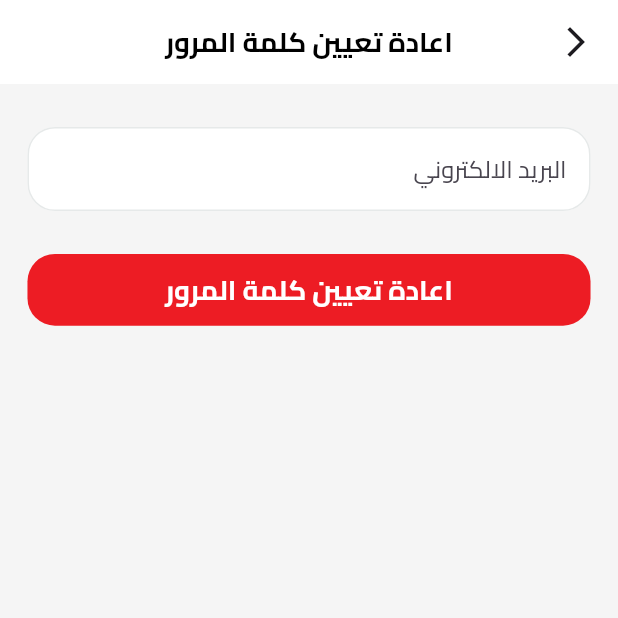
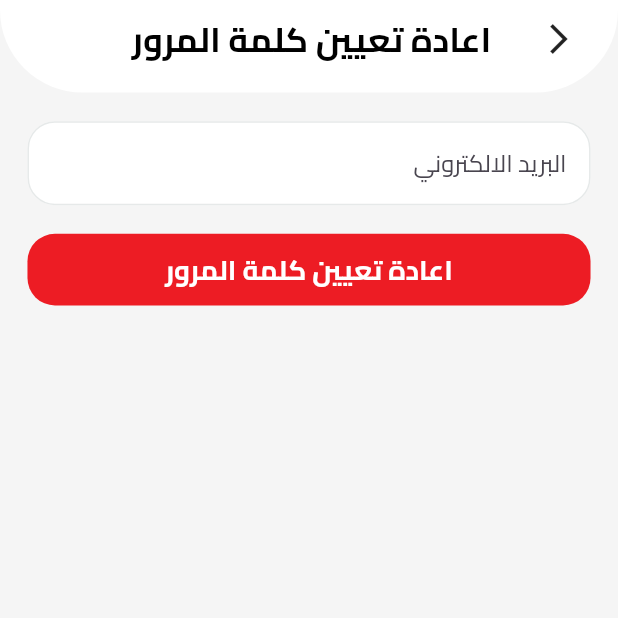
Before and after one commit to ibrahimsiam25/west_elbalad, a Flutter app: the ForgetPasswordView screen opened by its route, on a phone screen of 412 x 824 dp, the top half of it. Run offline on Flutter 3.47's test engine with Material 3 defaults, Android fonts, the phone set to English and light mode, and no system bars; our stand-ins replace bloc, cached_network_image, cloud_firestore, dartz, firebase_auth, firebase_core and 12 more; missing offline and left inert: flutter_facebook_auth, svg_flutter; accounts and stored records are empty.

Commit message:
Update the custom app bar.

```diff
--- a/lib/core/utils/app_router.dart
+++ b/lib/core/utils/app_router.dart
@@ -11,7 +11,6 @@ import '../../features/onboarding/presentation/views/onboarding_view.dart';
 import '../../features/admin/presentation/views/users_informatins_view.dart';
 import 'package:west_elbalad/features/profile/presentation/views/profile_view.dart';
 import 'package:west_elbalad/features/auth/presentation/views/widgets/sign_up_successfully.dart';
-
 
 abstract class AppRouter {
   static const kOnBoardingView = '/onBoardingView';
@@ -29,7 +28,7 @@ abstract class AppRouter {
   static final router = GoRouter(
     routes: [
       GoRoute(
-        path: "/",
+        path: "/s",
         builder: (context, state) => const SplashView(),
       ),
       GoRoute(
@@ -49,7 +48,7 @@ abstract class AppRouter {
         builder: (context, state) => const ProfileView(),
       ),
       GoRoute(
-        path: kSigninView,
+        path: '/',
         builder: (context, state) => const SigninView(),
       ),
       GoRoute(
--- a/lib/core/widgets/custom_app_bar.dart
+++ b/lib/core/widgets/custom_app_bar.dart
@@ -1,11 +1,39 @@
 import 'package:flutter/material.dart';
+import 'package:flutter_screenutil/flutter_screenutil.dart';
 import 'package:go_router/go_router.dart';
+import 'package:west_elbalad/core/constants/app_colors.dart';
+import 'package:west_elbalad/core/constants/app_consts.dart';
 import 'package:west_elbalad/core/utils/app_styles.dart';
 
-AppBar buildAppBar(BuildContext context, {required String title, VoidCallback? onRefresh}) {
-  return AppBar(
-    backgroundColor: Colors.white,
-    leading: GestureDetector(
+class CustomAppBar extends StatelessWidget {
+  final String title;
+  final IconData? icon;
+  final VoidCallback? onTap;
+  const CustomAppBar({
+    super.key,
+    required this.title,
+    this.icon,
+    this.onTap,
+  });
+
+  @override
+  Widget build(BuildContext context) {
+    return Container(
+      decoration: BoxDecoration(
+        color: AppColors.white,
+        borderRadius: BorderRadius.only(
+          bottomLeft: Radius.circular(kRadius48),
+          bottomRight: Radius.circular(kRadius48),
+        ),
+      ),
+      child: Column(
+        children: [
+          SafeArea(child: SizedBox()),
+          SizedBox(height: 8.0.h),
+          Row(
+            children: [
+              SizedBox(width: 24.0.w),
+              InkWell(
                 onTap: () {
                   GoRouter.of(context).pop();
                 },
@@ -13,19 +41,26 @@ AppBar buildAppBar(BuildContext context, {required String title, VoidCallback? o
                   Icons.arrow_back_ios_new,
                 ),
               ),
-    centerTitle: true,
-    title: Text(
+              Spacer(),
+              Text(
                 title,
-      textAlign: TextAlign.center,
-      style: AppStyles.semiBold16,
+                style: AppStyles.title,
               ),
-    actions: onRefresh != null
-        ? [
-            IconButton(
-              icon: const Icon(Icons.refresh),
-              onPressed: onRefresh,
+              Spacer(),
+              icon != null
+                  ? InkWell(
+                      onTap: onTap,
+                      child: Icon(
+                        icon,
                       ),
-          ]
-        : [],
+                    )
+                  : SizedBox(width: 24.0.w),
+              SizedBox(width: 24.0.w),
+            ],
+          ),
+          SizedBox(height: 16.0.h),
+        ],
+      ),
     );
   }
+}
--- a/lib/features/admin/presentation/views/users_informatins_view.dart
+++ b/lib/features/admin/presentation/views/users_informatins_view.dart
@@ -6,30 +6,26 @@ import 'package:west_elbalad/core/widgets/custom_app_bar.dart';
 import '../manager/user_informations/user_informations_cubit.dart';
 import 'package:west_elbalad/features/admin/presentation/views/widgets/users_informations/users_informations_View_body_bloc_consumer.dart';
 
-
 class UsersInformatinsView extends StatelessWidget {
   const UsersInformatinsView({super.key});
 
   @override
   Widget build(BuildContext context) {
     return BlocProvider(
-      create: (context) => UserInformationsCubit(getIt<AdminRepo>())..fetchUserInformations(),
-      child :view(),
+      create: (context) =>
+          UserInformationsCubit(getIt<AdminRepo>())..fetchUserInformations(),
+      child: view(),
     );
   }
 }
-
 
 class view extends StatelessWidget {
   const view({super.key});
 
   @override
   Widget build(BuildContext context) {
-    return  Scaffold(
-        appBar: buildAppBar(context, title: 'عرض المستخدمين', onRefresh: () {
-       BlocProvider.of<UserInformationsCubit>(context).fetchUserInformations(); // Refresh data
-        }),
-        body: const UsersInformationsViewBodyBlocConsumer(),
-      );
+    return Scaffold(
+      body: const UsersInformationsViewBodyBlocConsumer(),
+    );
   }
 }
--- a/lib/features/admin/presentation/views/widgets/users_informations/users_informations_view_body.dart
+++ b/lib/features/admin/presentation/views/widgets/users_informations/users_informations_view_body.dart
@@ -1,8 +1,11 @@
 import 'package:flutter/material.dart';
+import 'package:flutter_bloc/flutter_bloc.dart';
 import 'package:west_elbalad/core/utils/app_styles.dart';
 import 'package:west_elbalad/core/constants/app_colors.dart';
 import 'package:west_elbalad/core/constants/app_consts.dart';
+import 'package:west_elbalad/core/widgets/custom_app_bar.dart';
 import 'package:west_elbalad/features/admin/domain/entities/user_informations_entites.dart';
+import 'package:west_elbalad/features/admin/presentation/manager/user_informations/user_informations_cubit.dart';
 
 class UsersInformationsViewBody extends StatelessWidget {
   const UsersInformationsViewBody(
@@ -10,7 +13,18 @@ class UsersInformationsViewBody extends StatelessWidget {
   final List<UserInformationsEntity> usersInformationList;
   @override
   Widget build(BuildContext context) {
-    return ListView.builder(
+    return Column(
+      children: [
+        CustomAppBar(
+          title: 'عرض المستخدمين',
+          icon: Icons.refresh,
+          onTap: () {
+            BlocProvider.of<UserInformationsCubit>(context)
+                .fetchUserInformations();
+          },
+        ),
+        Expanded(
+          child: ListView.builder(
             padding: EdgeInsets.symmetric(horizontal: kHorizontalPadding),
             itemCount: usersInformationList.length,
             itemBuilder: (context, index) {
@@ -24,19 +38,23 @@ class UsersInformationsViewBody extends StatelessWidget {
                 ),
                 child: Column(
                   children: [
-
                     Text(
                       user.name,
-                style: AppStyles.subtitle.copyWith(color: AppColors.white),
+                      style:
+                          AppStyles.subtitle.copyWith(color: AppColors.white),
                     ),
                     Text(
                       user.email,
-                style: AppStyles.subtitle.copyWith(color: AppColors.white),
+                      style:
+                          AppStyles.subtitle.copyWith(color: AppColors.white),
                     ),
                   ],
                 ),
               );
             },
+          ),
+        ),
+      ],
     );
   }
 }
--- a/lib/features/auth/presentation/views/forget_password_view.dart
+++ b/lib/features/auth/presentation/views/forget_password_view.dart
@@ -1,8 +1,5 @@
 import 'package:flutter/material.dart';
-import '../../../../core/widgets/custom_app_bar.dart';
 import 'package:west_elbalad/features/auth/presentation/views/widgets/foreget_password_view_body.dart';
-
-
 
 class ForgetPasswordView extends StatelessWidget {
   const ForgetPasswordView({super.key});
@@ -10,7 +7,6 @@ class ForgetPasswordView extends StatelessWidget {
   @override
   Widget build(BuildContext context) {
     return Scaffold(
-      appBar: buildAppBar(context, title: 'اعادة تعيين كلمة المرور'),
       body: ForgetPasswordViewBody(),
     );
   }
--- a/lib/features/auth/presentation/views/widgets/foreget_password_view_body.dart
+++ b/lib/features/auth/presentation/views/widgets/foreget_password_view_body.dart
@@ -1,5 +1,6 @@
 import 'package:flutter/material.dart';
 import 'package:firebase_auth/firebase_auth.dart';
+import 'package:west_elbalad/core/widgets/custom_app_bar.dart';
 import '../../../../../core/constants/app_consts.dart';
 import '../../../../../core/widgets/custom_button.dart';
 import 'package:flutter_screenutil/flutter_screenutil.dart';
@@ -48,18 +49,22 @@ class _ForgetPasswordViewBodyState extends State<ForgetPasswordViewBody> {
   final GlobalKey<FormState> formKey = GlobalKey<FormState>();
   @override
   Widget build(BuildContext context) {
-    return SafeArea(
-      child: Padding(
-        padding: EdgeInsets.symmetric(
-          horizontal: kHorizontalPadding,
-        ),
-        child: SingleChildScrollView(
+    return SingleChildScrollView(
       child: Form(
         key: formKey,
         autovalidateMode: autovalidateMode,
         child: Column(
           children: [
-                SizedBox(height: 24.h),
+            CustomAppBar(
+              title: 'اعادة تعيين كلمة المرور',
+            ),
+            SizedBox(height: 16.h),
+            Padding(
+              padding: EdgeInsets.symmetric(
+                horizontal: kHorizontalPadding,
+              ),
+              child: Column(
+                children: [
                   CustomTextFormField(
                     onSaved: (value) {
                       email = value!;
@@ -67,7 +72,7 @@ class _ForgetPasswordViewBodyState extends State<ForgetPasswordViewBody> {
                     hintText: 'البريد الالكتروني',
                     textInputType: TextInputType.emailAddress,
                   ),
-                SizedBox(height: 24.0.h),
+                  SizedBox(height: 16.0.h),
                   //Signin
                   CustomButton(
                     onPressed: () {
@@ -85,6 +90,7 @@ class _ForgetPasswordViewBodyState extends State<ForgetPasswordViewBody> {
                 ],
               ),
             ),
+          ],
         ),
       ),
     );
--- a/lib/features/home/presentation/views/widgets/home_view_body.dart
+++ b/lib/features/home/presentation/views/widgets/home_view_body.dart
@@ -17,7 +17,7 @@ class HomeViewBody extends StatelessWidget {
         child: Column(
           children: [
             //AppBar
-            HomeAppbar(),
+            const HomeAppbar(),
             //Banner
             //حط الاعلان هنا يعم ابراهيم
             SizedBox(height: 16.0.h),
```
Lines whose indentation alone changed are shown as unchanged.
